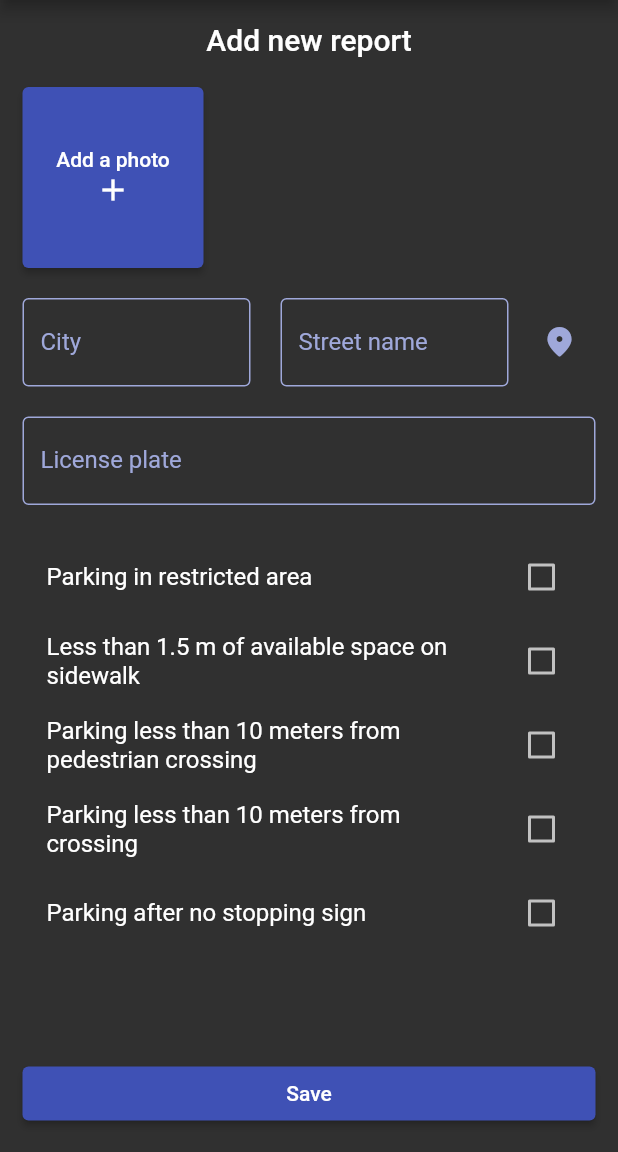
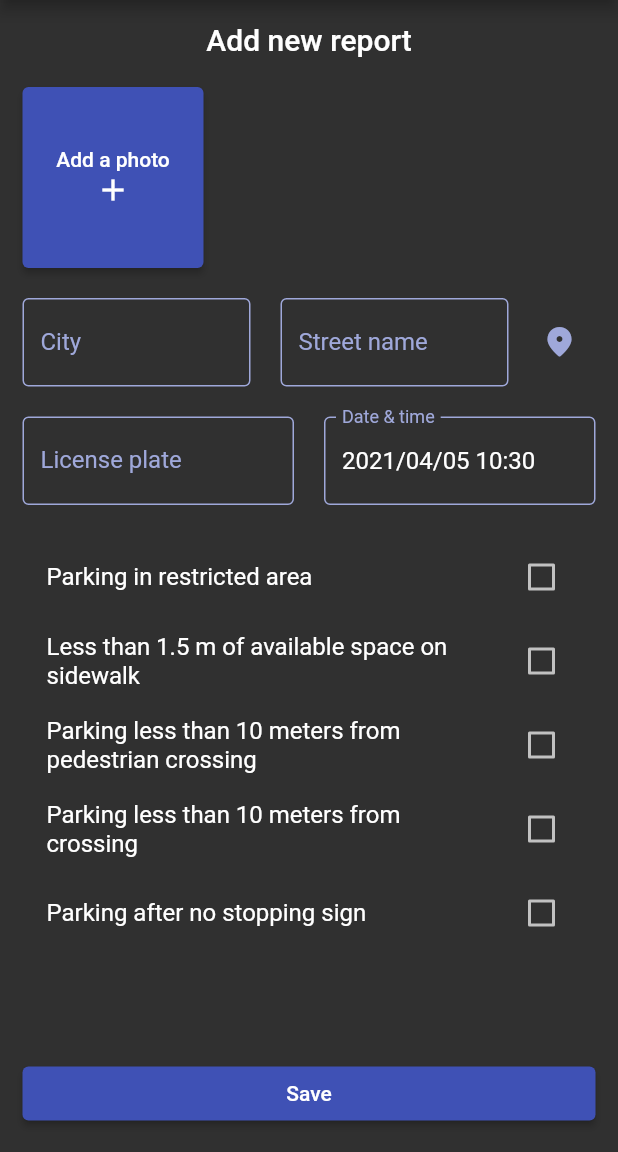
Before and after one commit to Bartor/parkowa-nie, a Flutter app: the screen it shows after launch, after a tap on "Add new report", on a phone screen of 412 x 824 dp, the part 84-1236 px from its top. Run offline on Flutter 3.47's test engine with Material 2 defaults, Android fonts, the phone set to English and light mode, and no system bars; our stand-ins replace geocoding, geolocator, hive, hive_flutter, i18n_extension, image_picker; missing offline and left inert: flutter_email_sender; accounts and stored records are empty; generated files the repository leaves out were written again.

Commit message:
feat: allow editing of reports

```diff
--- a/lib/modules/core/common/i18n.dart
+++ b/lib/modules/core/common/i18n.dart
@@ -17,6 +17,7 @@ extension Localization on String {
       {"en": "Street name", "pl": "Ulica"} +
       {"en": "License plate", "pl": "Tablica rejestracyjna"} +
       {"en": "Save", "pl": "Zapisz"} +
+      {"en": "Edit", "pl": "Edytuj"} +
       {"en": "Parking report", "pl": "Zgłoszenie nieprawidłowego parkowania"} +
       {"en": "There was an error", "pl": "Wystąpił błąd"} +
       {"en": "Send", "pl": "Wyślij"} +
@@ -29,7 +30,10 @@ extension Localization on String {
             "Te dane będą dołączane do wiadomości do Straży Miejskiej, aby umożliwić im kontakt w sprawie zgłoszeń. Upewnij się, że są poprawne!"
       } +
       {"en": "Full name", "pl": "Imię i nazwisko"} +
-      {"en": "Address information", "pl": "Adres"};
+      {"en": "Address information", "pl": "Adres"} +
+      {"en": "Licence plate", "pl": "Tablica rejestracyjna"} +
+      {"en": "Date & time", "pl": "Data i godzina"} +
+      {"en": "Address", "pl": "Adres"};
 
   static var _offenceTranslations = Translations.from('en', {
     OffenceType.NO_ENOUGH_SIDEWALK_SPACE: {
--- a/lib/modules/core/model/Report.dart
+++ b/lib/modules/core/model/Report.dart
@@ -14,11 +14,14 @@ class Report {
   final List<String> offences;
   @HiveField(4)
   final String licensePlate;
+  @HiveField(5)
+  final List<String> photoUris;
 
   Report(
       {this.address,
       this.city,
       this.dateTime,
       this.offences = const [],
-      this.licensePlate});
+      this.licensePlate,
+      this.photoUris = const []});
 }
--- a/lib/modules/core/services/DatabaseService.dart
+++ b/lib/modules/core/services/DatabaseService.dart
@@ -44,6 +44,11 @@ class DatabaseService extends ChangeNotifier {
     return await _reportsBox.add(report);
   }
 
+  Future<void> updateReport({Report report, int id}) async {
+    await _init();
+    await _reportsBox.put(id, report);
+  }
+
   Future<void> deleteReport({int reportId}) async {
     await _init();
     await _reportsBox.delete(reportId);
--- a/lib/modules/report/pages/CreateReportPage.dart
+++ b/lib/modules/report/pages/CreateReportPage.dart
@@ -1,5 +1,6 @@
 import 'dart:io';
 
+import 'package:parkowa_nie/modules/core/common/format-date.dart';
 import 'package:parkowa_nie/modules/core/common/i18n.dart';
 import 'package:flutter/cupertino.dart';
 import 'package:flutter/material.dart';
@@ -10,11 +11,16 @@ import 'package:parkowa_nie/modules/core/model/Report.dart';
 import 'package:parkowa_nie/modules/core/services/DatabaseService.dart';
 import 'package:parkowa_nie/modules/core/services/LocationService.dart';
 import 'package:parkowa_nie/modules/core/widgets/Layout.dart';
+import 'package:parkowa_nie/modules/core/widgets/ImageButton.dart';
 import 'package:parkowa_nie/modules/report/model/ReportPhoto.dart';
 import 'package:parkowa_nie/modules/report/pages/ReportDetailsPage.dart';
 import 'package:provider/provider.dart';
 
 class CreateReportPage extends StatefulWidget {
+  final Report report;
+  final int reportId;
+  CreateReportPage({this.report, this.reportId});
+
   @override
   _CreateReportPageState createState() => _CreateReportPageState();
 }
@@ -23,12 +29,39 @@ class _CreateReportPageState extends State<CreateReportPage> {
   List<ReportPhoto> _photos = [];
 
   Map<String, bool> _offences = {for (var offence in OFFENCES) offence: false};
+  DateTime _dateTime = DateTime.now();
 
   bool _automaticLocation = true;
   final _formKey = GlobalKey<FormState>();
   final _cityController = TextEditingController();
   final _streetController = TextEditingController();
   final _licensePlateController = TextEditingController();
+  final _dateTimeController =
+      TextEditingController(text: formatDate(DateTime.now()));
+
+  @override
+  void initState() {
+    super.initState();
+
+    if (widget.report != null) {
+      _automaticLocation = false;
+      _cityController.text = widget.report.city;
+      _streetController.text = widget.report.address;
+      _licensePlateController.text = widget.report.licensePlate;
+      _cityController.text = widget.report.city;
+      _dateTimeController.text = formatDate(widget.report.dateTime);
+
+      for (var offence in widget.report.offences) {
+        _offences[offence] = true;
+      }
+
+      _dateTime = widget.report.dateTime;
+
+      _photos = widget.report.photoUris
+          .map((e) => ReportPhoto(source: ImageSource.gallery, file: File(e)))
+          .toList();
+    }
+  }
 
   Future<void> _addPhotoDialog() async {
     final picker = ImagePicker();
@@ -100,17 +133,8 @@ class _CreateReportPageState extends State<CreateReportPage> {
   }
 
   Widget _imageButton(ReportPhoto photo) {
-    return Material(
-      shape: RoundedRectangleBorder(borderRadius: BorderRadius.circular(5)),
-      clipBehavior: Clip.hardEdge,
-      color: Colors.transparent,
-      child: Ink.image(
-        image: FileImage(
-          photo.file,
-        ),
-        fit: BoxFit.cover,
-        child: InkWell(
-          splashColor: Colors.white60,
+    return ImageButton(
+      photoFile: photo.file,
       onTap: () {
         print('Photo preview');
       },
@@ -119,8 +143,6 @@ class _CreateReportPageState extends State<CreateReportPage> {
           _photos.remove(photo);
         });
       },
-        ),
-      ),
     );
   }
 
@@ -135,6 +157,25 @@ class _CreateReportPageState extends State<CreateReportPage> {
           _addNewPhotoButton()
         ],
       );
+
+  Future<void> _getDateTime() async {
+    final dateTime = await showDatePicker(
+        context: context,
+        initialDate: _dateTime,
+        firstDate: DateTime.now().subtract(Duration(days: 365 * 5)),
+        lastDate: DateTime.now());
+    if (dateTime != null) {
+      final time = await showTimePicker(
+          context: context, initialTime: TimeOfDay.fromDateTime(_dateTime));
+      if (time != null) {
+        setState(() {
+          _dateTime = DateTime(dateTime.year, dateTime.month, dateTime.day,
+              time.hour, time.minute);
+          _dateTimeController.text = formatDate(_dateTime);
+        });
+      }
+    }
+  }
 
   Widget _buildForm() => Form(
       key: _formKey,
@@ -199,11 +240,27 @@ class _CreateReportPageState extends State<CreateReportPage> {
           SizedBox(
             height: 20,
           ),
-          TextFormField(
+          Row(children: [
+            Expanded(
+                child: TextFormField(
               validator: emptyValidator,
               controller: _licensePlateController,
               decoration: InputDecoration(labelText: 'License plate'.i18n),
+            )),
+            SizedBox(
+              width: 20,
             ),
+            Expanded(
+                child: TextFormField(
+              readOnly: true,
+              validator: emptyValidator,
+              controller: _dateTimeController,
+              decoration: InputDecoration(labelText: 'Date & time'.i18n),
+              onTap: () {
+                _getDateTime();
+              },
+            )),
+          ]),
         ],
       ));
 
@@ -260,15 +317,25 @@ class _CreateReportPageState extends State<CreateReportPage> {
                       offences: _offences.entries
                           .where((element) => element.value)
                           .map((e) => e.key)
-                          .toList());
-                  final id =
-                      await Provider.of<DatabaseService>(context, listen: false)
+                          .toList(),
+                      photoUris: _photos.map((e) => e.file.path).toList());
+
+                  if (widget.report == null) {
+                    // We are creating a report
+                    final id = await Provider.of<DatabaseService>(context,
+                            listen: false)
                         .addReport(report: report);
                     Navigator.of(context).pushReplacement(MaterialPageRoute(
                         builder: (_) => ReportDetails(
                               reportId: id,
                               report: report,
                             )));
+                  } else {
+                    // We are updating a report
+                    await Provider.of<DatabaseService>(context, listen: false)
+                        .updateReport(report: report, id: widget.reportId);
+                    Navigator.of(context).pop(report);
+                  }
                 }
               },
               child: Text('Save'.i18n))
```
Also changed, not shown: lib/modules/core/widgets/ImageButton.dart (added, +32 -0 lines), lib/modules/report/pages/ReportDetailsPage.dart (+96 -14 lines), lib/modules/core/model/Report.g.dart. Lines whose indentation alone changed are shown as unchanged.
